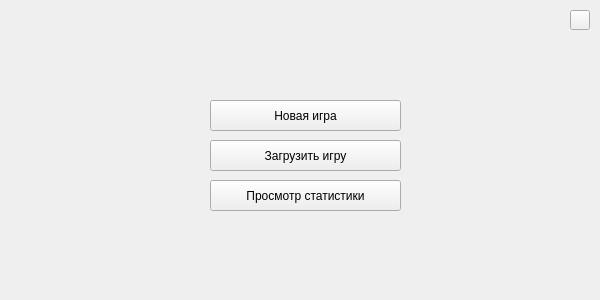
Before: the Qt Designer form ui_files/main_window.ui in recourcefulcoder/PyGame-project, drawn with Qt 5.
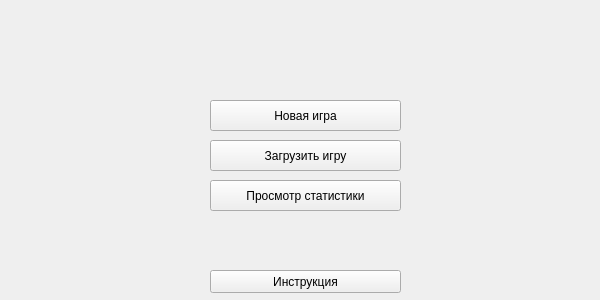
After: the same form once the commit is applied.

Commit message: Добавил окно инструкции в стартовое окно

Patch:
```diff
--- a/ui_files/main_window.ui
+++ b/ui_files/main_window.ui
@@ -50,14 +50,14 @@
   <widget class="QPushButton" name="instruction_btn">
    <property name="geometry">
     <rect>
-     <x>570</x>
-     <y>10</y>
-     <width>20</width>
-     <height>20</height>
+     <x>210</x>
+     <y>270</y>
+     <width>191</width>
+     <height>23</height>
     </rect>
    </property>
    <property name="text">
-    <string/>
+    <string>Инструкция</string>
    </property>
   </widget>
   <widget class="QPushButton" name="load_game_btn">
```
The commit also changes 3 other files.
